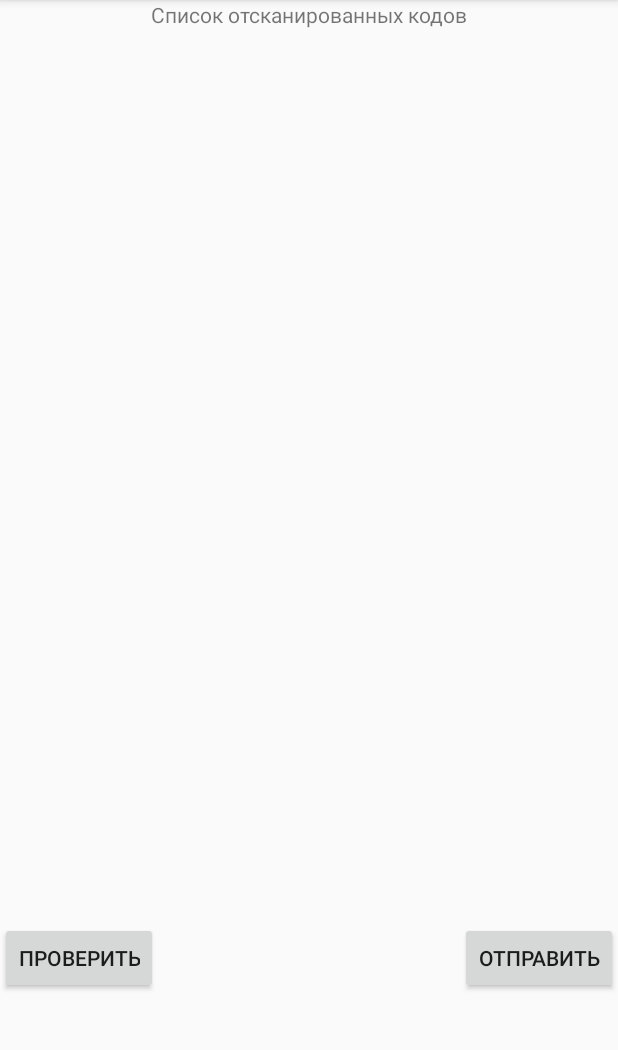
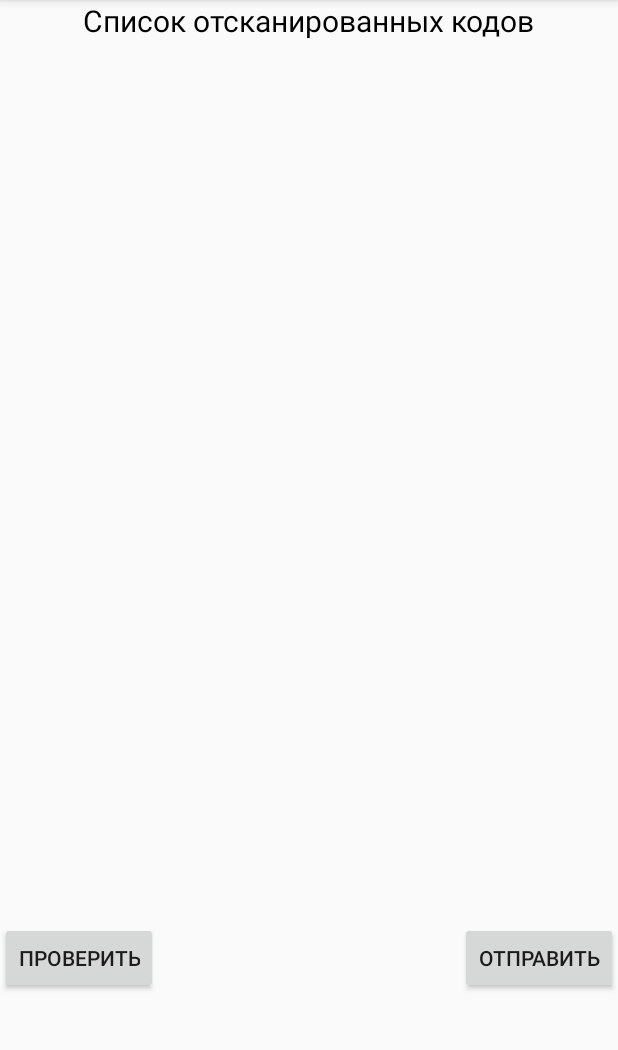
Before and after one commit to 2wiktor2/Barcode-reader, an Android app: the ActivitySendBarcode screen opened directly, with no data from a screen before it, on a phone screen of 412 x 824 dp, the part 84-1134 px from its top. Run offline under Robolectric (Android 15) with nearby library versions, the phone set to English and light mode, and no system bars.

Commit message:
added some changes 6

```diff
--- a/app/build.gradle
+++ b/app/build.gradle
@@ -25,7 +25,7 @@ dependencies {
     implementation 'androidx.constraintlayout:constraintlayout:1.1.3'
     implementation 'androidx.legacy:legacy-support-v4:1.0.0'
     testImplementation 'junit:junit:4.12'
-    androidTestImplementation 'androidx.test.ext:junit:1.1.0'
+    androidTestImplementation 'androidx.test.ext:junit:1.1.1'
     androidTestImplementation 'androidx.test.espresso:espresso-core:3.2.0'
 
     def fragment_version = "1.2.5"
--- a/app/src/main/AndroidManifest.xml
+++ b/app/src/main/AndroidManifest.xml
@@ -14,10 +14,10 @@
         android:theme="@style/AppTheme"
         tools:ignore="GoogleAppIndexingWarning">
         <activity
-            android:name=".ActivitySendBarcode"
+            android:name=".activitySend.ActivitySendBarcode"
             android:screenOrientation="portrait" />
         <activity
-            android:name=".MainActivity"
+            android:name=".activityWithBarcodeReader.MainActivity"
             android:screenOrientation="portrait">
             <intent-filter>
                 <action android:name="android.intent.action.MAIN" />
--- a/app/src/main/java/com/example/testbarcodereader/ActivitySendBarcode.java
+++ b/app/src/main/java/com/example/testbarcodereader/activitySend/ActivitySendBarcode.java
@@ -1,4 +1,4 @@
-package com.example.testbarcodereader;
+package com.example.testbarcodereader.activitySend;
 
 import android.content.Intent;
 import android.os.Bundle;
@@ -7,6 +7,11 @@ import android.util.Log;
 import androidx.appcompat.app.AppCompatActivity;
 import androidx.recyclerview.widget.LinearLayoutManager;
 import androidx.recyclerview.widget.RecyclerView;
+
+import com.example.testbarcodereader.Constants;
+import com.example.testbarcodereader.model.MyBarcode;
+import com.example.testbarcodereader.R;
+import com.example.testbarcodereader.activitySend.adapter.RVAdapter2;
 
 import java.util.ArrayList;
 
@@ -25,9 +30,9 @@ public class ActivitySendBarcode extends AppCompatActivity {
         setContentView(R.layout.activity_send_barecodes);
 
         Intent intent = getIntent();
-        Bundle bundle = intent.getBundleExtra("BUNDLE");
+        Bundle bundle = intent.getBundleExtra(Constants.KEY_BUNDLE);
         if (bundle != null) {
-            resultsOfScan = (ArrayList<MyBarcode>) bundle.getSerializable("ARRAY_LIST");
+            resultsOfScan = (ArrayList<MyBarcode>) bundle.getSerializable(Constants.KEY_FOR_SEND_ARRAY_LIST);
         }
         // проверка. Вывод списка в log
         if (resultsOfScan != null) {
@@ -37,12 +42,12 @@ public class ActivitySendBarcode extends AppCompatActivity {
                 String s = b.getBarcodeResult();
                 Log.d("qwerty", "i = " + (i + 1) + "  " + s);
             }
-        recyclerView = findViewById(R.id.recyclerView);
+            recyclerView = findViewById(R.id.recyclerView);
 
-        LinearLayoutManager layoutManager = new LinearLayoutManager(this);
-        recyclerView.setLayoutManager(layoutManager);
-        RVAdapter2 adapter = new RVAdapter2(resultsOfScan);
-        recyclerView.setAdapter(adapter);
+            LinearLayoutManager layoutManager = new LinearLayoutManager(this);
+            recyclerView.setLayoutManager(layoutManager);
+            RVAdapter2 adapter = new RVAdapter2(resultsOfScan);
+            recyclerView.setAdapter(adapter);
 
 
         }
--- a/app/src/main/java/com/example/testbarcodereader/RVAdapter2.java
+++ b/app/src/main/java/com/example/testbarcodereader/activitySend/adapter/RVAdapter2.java
@@ -1,4 +1,4 @@
-package com.example.testbarcodereader;
+package com.example.testbarcodereader.activitySend.adapter;
 
 import android.view.LayoutInflater;
 import android.view.View;
@@ -7,6 +7,9 @@ import android.widget.TextView;
 
 import androidx.annotation.NonNull;
 import androidx.recyclerview.widget.RecyclerView;
+
+import com.example.testbarcodereader.model.MyBarcode;
+import com.example.testbarcodereader.R;
 
 import java.util.ArrayList;
 
--- a/app/src/main/java/com/example/testbarcodereader/BarcodeFragment.java
+++ b/app/src/main/java/com/example/testbarcodereader/activityWithBarcodeReader/BarcodeFragment.java
@@ -1,4 +1,4 @@
-package com.example.testbarcodereader;
+package com.example.testbarcodereader.activityWithBarcodeReader;
 
 import android.os.Bundle;
 import android.util.Log;
@@ -8,6 +8,8 @@ import android.view.View;
 import android.view.ViewGroup;
 import android.widget.Toast;
 import androidx.fragment.app.Fragment;
+
+import com.example.testbarcodereader.R;
 import com.google.android.gms.vision.barcode.Barcode;
 import com.notbytes.barcode_reader.BarcodeReaderFragment;
 import java.util.List;
--- a/app/src/main/java/com/example/testbarcodereader/MyBarcode.java
+++ b/app/src/main/java/com/example/testbarcodereader/model/MyBarcode.java
@@ -1,4 +1,4 @@
-package com.example.testbarcodereader;
+package com.example.testbarcodereader.model;
 
 import java.io.Serializable;
 
--- a/app/src/main/res/layout/activity_send_barecodes.xml
+++ b/app/src/main/res/layout/activity_send_barecodes.xml
@@ -4,9 +4,11 @@
     xmlns:tools="http://schemas.android.com/tools"
     android:layout_width="match_parent"
     android:layout_height="match_parent"
-    tools:context=".ActivitySendBarcode">
+    tools:context=".activitySend.ActivitySendBarcode">
 
     <TextView
+        android:textSize="20sp"
+        android:textColor="@color/colorBlack"
         android:id="@+id/tv_title"
         android:layout_width="wrap_content"
         android:layout_height="wrap_content"
@@ -18,7 +20,7 @@
     <androidx.recyclerview.widget.RecyclerView
         android:id="@+id/recyclerView"
         android:layout_width="match_parent"
-        android:layout_height="wrap_content"
+        android:layout_height="0dp"
         app:layout_constraintBottom_toTopOf="@id/guideLine"
         app:layout_constraintLeft_toLeftOf="parent"
         app:layout_constraintRight_toRightOf="parent"
```
Also changed, not shown: app/src/main/java/com/example/testbarcodereader/Constants.java (+5 -2 lines), app/src/main/java/com/example/testbarcodereader/activityWithBarcodeReader/MainActivity.java (renamed from app/src/main/java/com/example/testbarcodereader/MainActivity.java, +8 -3 lines), app/src/main/java/com/example/testbarcodereader/activityWithBarcodeReader/adapter/RVAdapter.java (renamed from app/src/main/java/com/example/testbarcodereader/RVAdapter.java, +5 -2 lines), app/src/main/res/drawable/layout_rounded_corners.xml (added, +7 -0 lines), app/src/main/res/layout/list_item_for_activity_send.xml (+14 -11 lines).
